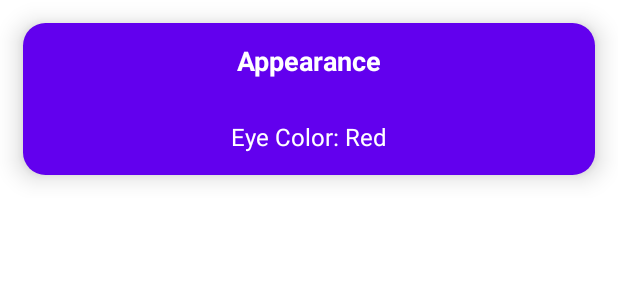
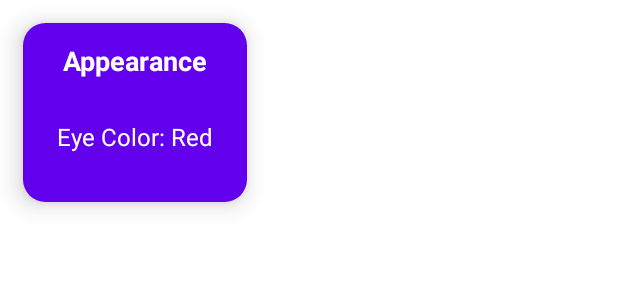
Before and after one commit to alonsd/Heroes, an Android app built with Jetpack Compose: the @Preview function HeroDetailsCardItemPreview, on a phone screen of 412 x 824 dp. Shown: the top 300 px of the screen. Run offline under Robolectric (Android 15) with nearby library versions, the phone set to English and light mode, and no system bars.

Commit message:
shimmering fixes

```diff
--- a/app/src/main/java/com/heroes/ui/application_flow/hero_details/list_item/HeroDetailsCardListItem.kt
+++ b/app/src/main/java/com/heroes/ui/application_flow/hero_details/list_item/HeroDetailsCardListItem.kt
@@ -1,9 +1,6 @@
 package com.heroes.ui.application_flow.hero_details.list_item
 
-import androidx.compose.foundation.layout.Column
-import androidx.compose.foundation.layout.fillMaxWidth
-import androidx.compose.foundation.layout.padding
-import androidx.compose.foundation.layout.wrapContentHeight
+import androidx.compose.foundation.layout.*
 import androidx.compose.foundation.shape.RoundedCornerShape
 import androidx.compose.material.Card
 import androidx.compose.material.MaterialTheme
@@ -36,8 +33,8 @@ fun HeroDetailsCardItemPreview() {
 fun HeroDetailsCardItem(model: HeroDetailsCardModel) {
     Card(
         modifier = Modifier
-            .fillMaxWidth()
-            .wrapContentHeight()
+            .width(180.dp)
+            .height(150.dp)
             .padding(15.dp),
         backgroundColor = MaterialTheme.colors.primary,
         shape = RoundedCornerShape(15.dp),
--- a/app/src/main/java/com/heroes/ui/application_flow/hero_details/state/loading/HeroDetailsCardListShimmerItem.kt
+++ b/app/src/main/java/com/heroes/ui/application_flow/hero_details/state/loading/HeroDetailsCardListShimmerItem.kt
@@ -13,8 +13,8 @@ import androidx.compose.ui.unit.dp
 fun HeroDetailsCardListShimmerItem() {
     Card(
         modifier = Modifier
-            .width(200.dp)
-            .height(200.dp)
+            .width(180.dp)
+            .height(150.dp)
             .padding(15.dp),
         backgroundColor = Color.Gray,
         shape = RoundedCornerShape(15.dp),
```
Also changed, not shown: app/src/main/java/com/heroes/ui/application_flow/hero_details/state/data/HeroDetailsDataState.kt (+4 -3 lines), app/src/main/java/com/heroes/ui/application_flow/hero_details/state/loading/HeroDetailsLoadingState.kt (+9 -5 lines).
